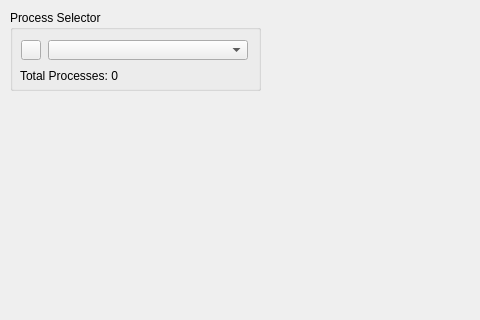
This is cmainwindow.ui in kvakazabra/memObserver as Qt 5 draws it before an edit; both pictures show x 0 to 480 and y 0 to 320 of the 800 by 600 pixel window. The edited form follows.
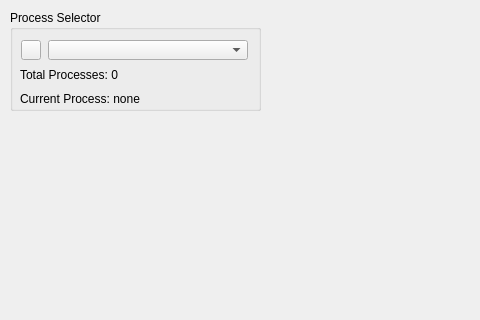
This is the edited form. Icons and pictures are not drawn.

Commit message: Add current process label

What changed in the file:
```diff
--- a/cmainwindow.ui
+++ b/cmainwindow.ui
@@ -20,7 +20,7 @@
       <x>10</x>
       <y>10</y>
       <width>251</width>
-      <height>81</height>
+      <height>101</height>
      </rect>
     </property>
     <property name="sizePolicy">
@@ -41,7 +41,7 @@
        <x>10</x>
        <y>30</y>
        <width>231</width>
-       <height>46</height>
+       <height>68</height>
       </rect>
      </property>
      <layout class="QVBoxLayout" name="verticalLayout">
@@ -109,15 +109,15 @@
       <item>
        <widget class="QLabel" name="processLastMessage">
         <property name="sizePolicy">
-         <sizepolicy hsizetype="Preferred" vsizetype="Maximum">
+         <sizepolicy hsizetype="Preferred" vsizetype="Preferred">
           <horstretch>0</horstretch>
           <verstretch>0</verstretch>
          </sizepolicy>
         </property>
         <property name="maximumSize">
          <size>
-          <width>200</width>
-          <height>20</height>
+          <width>16777215</width>
+          <height>16777215</height>
          </size>
         </property>
         <property name="text">
@@ -125,6 +125,13 @@
         </property>
        </widget>
       </item>
+      <item>
+       <widget class="QLabel" name="processCurrentLabel">
+        <property name="text">
+         <string>Current Process: none</string>
+        </property>
+       </widget>
+      </item>
      </layout>
     </widget>
    </widget>
```
The commit also changes 4 other files.
